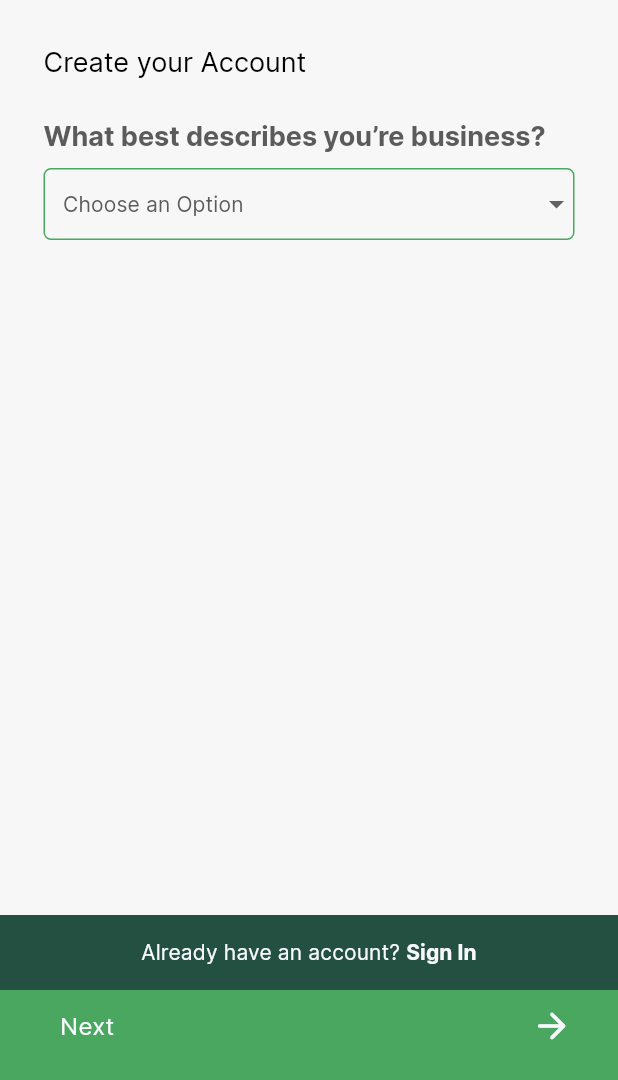
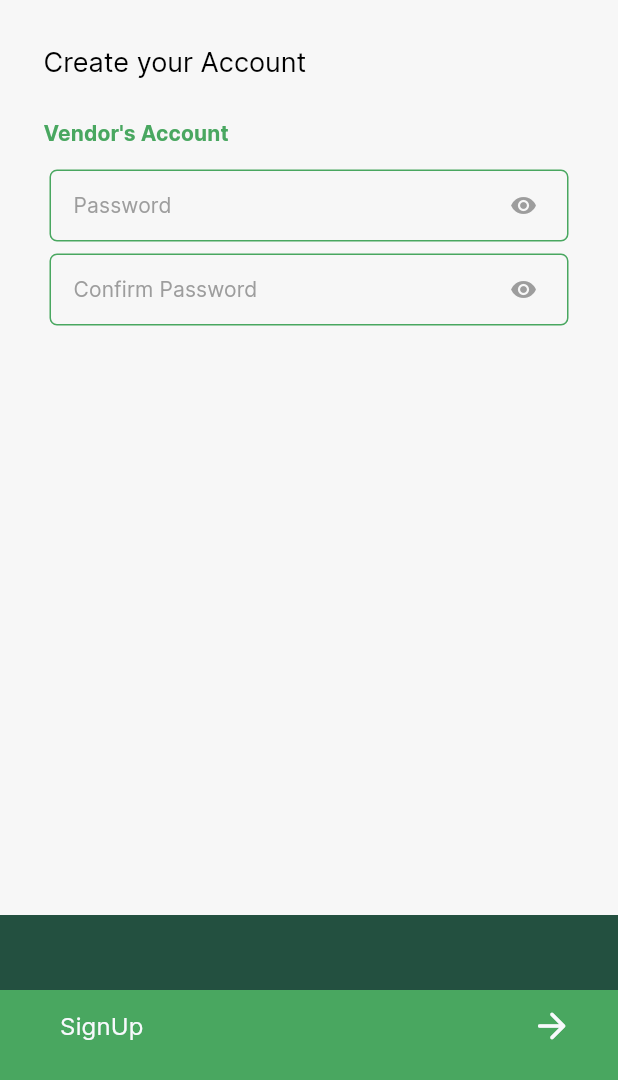
Before and after one commit to chileanne/cassava_project, a Flutter app: the screen it shows after launch, on a phone screen of 412 x 824 dp, the part 156-1236 px from its top. Run offline on Flutter 3.47's test engine with Material 3 defaults, Android fonts, the phone set to English and light mode, and no system bars; our stand-ins replace flutter_svg, gap, get.

Commit message:
vendor password creation fixed

```diff
--- a/lib/core/constants/app_constant.dart
+++ b/lib/core/constants/app_constant.dart
@@ -2,6 +2,9 @@
 const String haveAccountText="Already have an account?";
 const String  signInText="Sign In";
 const String nextText ="Next";
+const String signUpText ="SignUp";
+const String createAccountText ="Create your Account";
+const String vendorAccountText ="Vendor's Account";
 
 
 
--- a/lib/core/shared_widgets/text_form_fields.dart
+++ b/lib/core/shared_widgets/text_form_fields.dart
@@ -8,12 +8,14 @@ class SharedTextFormFields extends StatelessWidget {
   final TextInputType keyboardType;
   final TextEditingController controller;
   final String hintText;
+  final bool hideText;
+  final Widget suffixIcon;
 
   const SharedTextFormFields(
       {super.key,
 
         required this.keyboardType,
-        required this.controller, required  this.validators, required this.hintText,
+        required this.controller, required  this.validators, required this.hintText,this.hideText=false, this.suffixIcon=const SizedBox()
       });
 
   @override
@@ -26,7 +28,9 @@ class SharedTextFormFields extends StatelessWidget {
         style:theme.textTheme.titleSmall ,
         validator: validators,
         keyboardType:keyboardType ,
+        obscureText:hideText ,
         decoration: InputDecoration(
+          suffixIcon:suffixIcon,
           isDense: true,
           hintText: hintText,
           hintStyle: theme.textTheme.titleSmall?.copyWith(
--- a/lib/main.dart
+++ b/lib/main.dart
@@ -1,5 +1,7 @@
 import 'package:cassava_project/core/app_theme/app_theme.dart';
 import 'package:cassava_project/presentation/screens/Authentication/create_accounty_type/bindings/create_account_binding.dart';
+import 'package:cassava_project/presentation/screens/Authentication/signup/vendor_account/create_vendor_account_screen.dart';
+import 'package:cassava_project/presentation/screens/Authentication/signup/vendor_account/create_vendor_password_screen.dart';
 import 'package:cassava_project/presentation/screens/Authentication/signup/vendor_account/vendor_account_type_screen.dart';
 
 import 'package:flutter/material.dart';
@@ -19,7 +21,7 @@ class MyApp extends StatelessWidget {
       debugShowCheckedModeBanner: false,
       title: 'Cassava',
       theme: AppTheme.lightTheme,
-      home: const VendorAccountTypeScreen(),
+      home: const CreateVendorPasswordScreen(),
       initialBinding: CreateAccountBindings(),
     );
   }
--- a/lib/presentation/controllers/create_business_account_controller.dart
+++ b/lib/presentation/controllers/create_business_account_controller.dart
@@ -3,13 +3,28 @@
 import 'package:flutter/material.dart';
 import 'package:get/get.dart';
 
+import '../../core/constants/app_constant.dart';
 import '../../core/shared_widgets/drop_down_form_field.dart';
 
 class CreateBusinessAccountController extends GetxController{
 
   final GlobalKey<FormState> vendorTypeFormKey = GlobalKey<FormState>();
+  final GlobalKey<FormState> createVendorFormKey = GlobalKey<FormState>();
+  final GlobalKey<FormState> createVendorPasswordFormKey = GlobalKey<FormState>();
+
+
+  TextEditingController name = TextEditingController();
+  TextEditingController email = TextEditingController();
+  TextEditingController phoneNumber = TextEditingController();
+  TextEditingController password = TextEditingController();
+  TextEditingController confirmPassword = TextEditingController();
+  TextEditingController address = TextEditingController();
+  TextEditingController city = TextEditingController();
+
 
   var selectedValue ="".obs;
+  var hidePassword=true.obs;
+  var hideConfirmPassword=true.obs;
 
 
 
@@ -33,4 +48,113 @@ class CreateBusinessAccountController extends GetxController{
   }
 
 
+  createVendor(){
+
+    if(createVendorFormKey.currentState!.validate()){
+      ///go to
+    }
+
+  }
+
+
+  createVendorPassword(){
+
+    if(createVendorPasswordFormKey.currentState!.validate()){
+      ///go to
+    }
+
+  }
+
+
+  nameValidator() {
+    return (String? value) {
+      if (value!.isEmpty) {
+        return empty;
+      }
+
+      return null;
+    };
+  }
+
+  addressValidator() {
+    return (String? value) {
+      if (value!.isEmpty) {
+        return empty;
+      }
+
+      return null;
+    };
+  }
+
+  cityValidator() {
+    return (String? value) {
+      if (value!.isEmpty) {
+        return empty;
+      }
+
+      return null;
+    };
+  }
+
+  emailValidator() {
+    return (String? value) {
+      if (!GetUtils.isEmail(value!)) {
+        return emailValidatorText;
+      }
+
+      return null;
+    };
+  }
+
+
+  phoneValidator() {
+    return (String? value) {
+      if(value!.isEmpty){
+        return empty;
+      }else if (value.length<11) {
+        return "Phone Number cannot be less than 11";
+      }
+
+      return null;
+    };
+  }
+
+
+
+  passwordValidator(){
+    return (String? value){
+      if(value!.isEmpty){
+        return empty;
+      }else if(value.length<6){
+
+        return passwordLessThanSixText;
+
+      }else{
+        return null;
+      }
+
+
+    };
+  }
+
+
+  confirmPasswordValidator(){
+    return (String? value){
+      if(value!.isEmpty){
+        return empty;
+      }else if(value.length<6){
+
+        return passwordLessThanSixText;
+
+      }else if(!value.contains(password.text.toString())){
+        return "password does not match";
+      }else{
+        return null;
+      }
+
+
+    };
+  }
+
+
 }
--- /dev/null
+++ b/lib/presentation/screens/Authentication/signup/vendor_account/create_vendor_password_screen.dart
@@ -0,0 +1,112 @@
+
+import 'package:cassava_project/core/app_theme/app_colors.dart';
+import 'package:cassava_project/core/constants/app_constant.dart';
+import 'package:flutter/material.dart';
+import 'package:gap/gap.dart';
+import 'package:get/get.dart';
+import 'package:get/get_core/src/get_main.dart';
+
+import '../../../../../core/shared_widgets/app_Bar_widgets.dart';
+import '../../../../../core/shared_widgets/auth_bottom_navigation_widget.dart';
+import '../../../../../core/shared_widgets/text_form_fields.dart';
+import '../../../../../core/utils/image_utils.dart';
+import '../../../../controllers/create_business_account_controller.dart';
+
+class CreateVendorPasswordScreen extends StatefulWidget {
+  const CreateVendorPasswordScreen({super.key});
+
+  @override
+  State<CreateVendorPasswordScreen> createState() => _CreateVendorPasswordScreenState();
+}
+
+class _CreateVendorPasswordScreenState extends State<CreateVendorPasswordScreen> {
+  final CreateBusinessAccountController businessController =Get.find();
+
+
+  @override
+  Widget build(BuildContext context) {
+    var theme = Theme.of(context);
+    return Scaffold(
+      appBar: const SharedAppBars(),
+      bottomNavigationBar:
+      ShareAuthBottomNavigationWidget(
+          leftText:"",
+          rightText: "",
+          title: signUpText,
+          onPressed: () {
+            businessController.createVendorPassword();
+          }),
+      body: SingleChildScrollView(
+        child: Padding(
+          padding: const EdgeInsets.only(left: 29.0, right: 29.0),
+          child:Obx(()=>Form(
+            key: businessController.createVendorPasswordFormKey,
+            child: Column(
+              crossAxisAlignment: CrossAxisAlignment.start,
+              children: [
+                const Gap(
+                  24,
+                ),
+                Image.asset(ImageUtils.imageeAssets(splashImage)),
+                const SizedBox(
+                  height: 30,
+                ),
+                Text(
+                  createAccountText,
+                  style: theme.textTheme.titleLarge
+                      ?.copyWith(color: theme.colorScheme.onBackground),
+                ),
+                const Gap(26),
+                Text(
+                  vendorAccountText,
+                  style: theme.textTheme.titleSmall?.copyWith(
+                    color: theme.colorScheme.onPrimary,
+                    fontWeight: FontWeight.w700,
+                  ),
+                ),
+                const Gap(10),
+
+                SharedTextFormFields(
+                  hideText: businessController.hidePassword.value,
+                  suffixIcon: GestureDetector(
+                    onTap: (){
+                      businessController.hidePassword.value=!businessController.hidePassword.value;
+                    },
+                    child: Padding(
+                      padding: const EdgeInsetsDirectional.only(end: 12.0),
+                      child: Icon(!businessController.hidePassword.value?Icons.visibility_off:Icons.visibility,color:AppColor.greyColor2 ,) , // myIcon is a 48px-wide widget.
+                    ),
+                  ),
+                  controller:businessController.password,
+                  hintText: "Password",
+                  keyboardType:TextInputType.visiblePassword,
+                  validators: businessController.passwordValidator(),
+                ),
+
+
+                SharedTextFormFields(
+                  hideText: businessController.hideConfirmPassword.value,
+                  suffixIcon: GestureDetector(
+                    onTap: (){
+                      businessController.hideConfirmPassword.value=!businessController.hideConfirmPassword.value;
+                    },
+                    child: Padding(
+                      padding: const EdgeInsetsDirectional.only(end: 12.0),
+                      child: Icon(!businessController.hideConfirmPassword.value?Icons.visibility_off:Icons.visibility,color:AppColor.greyColor2 ,) , // myIcon is a 48px-wide widget.
+                    ),
+                  ),
+                  controller:businessController.confirmPassword,
+                  keyboardType:TextInputType.visiblePassword,
+                  validators: businessController.confirmPasswordValidator(),
+                  hintText: 'Confirm Password',
+                ),
+
+
+              ],
+            ),
+          )),
+        ),
+      ),
+    );
+  }
+}
```
Also changed, not shown: lib/presentation/screens/Authentication/signup/vendor_account/create_vendor_account_screen.dart (+116 -0 lines).
